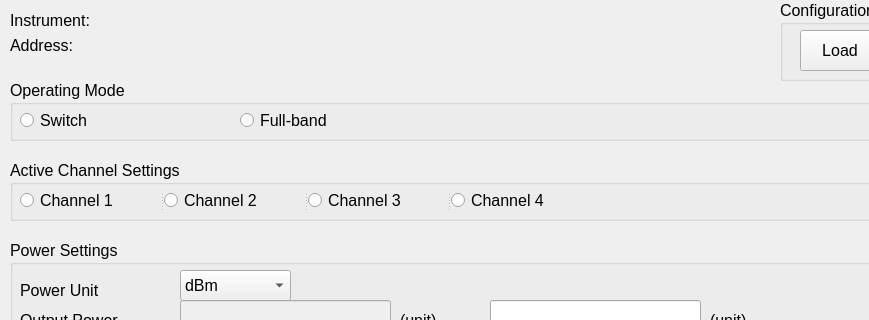
First picture: the form in src/ConfigOSICS_SWT.ui, repository shattered97/OSICS_Interface, before the edit; both pictures show x 0 to 869 and y 0 to 320 of the 1024 by 768 pixel window.
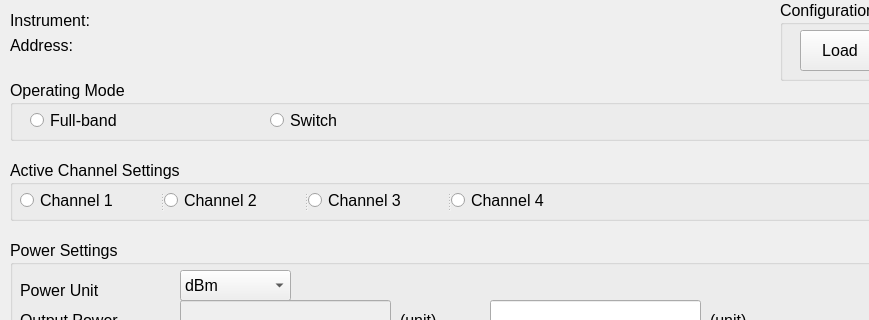
Second picture: the form after the edit.

The edit to the form file:
```diff
--- a/src/ConfigOSICS_SWT.ui
+++ b/src/ConfigOSICS_SWT.ui
@@ -588,7 +588,7 @@
     <widget class="QRadioButton" name="opModeRadioBtnSwitch">
      <property name="geometry">
       <rect>
-       <x>10</x>
+       <x>260</x>
        <y>30</y>
        <width>459</width>
        <height>21</height>
@@ -606,7 +606,7 @@
     <widget class="QRadioButton" name="opModeRadioBtnFullBand">
      <property name="geometry">
       <rect>
-       <x>230</x>
+       <x>20</x>
        <y>30</y>
        <width>228</width>
        <height>21</height>
```
Left out of the diff: 6 changed lines with no effect on the pictures.
